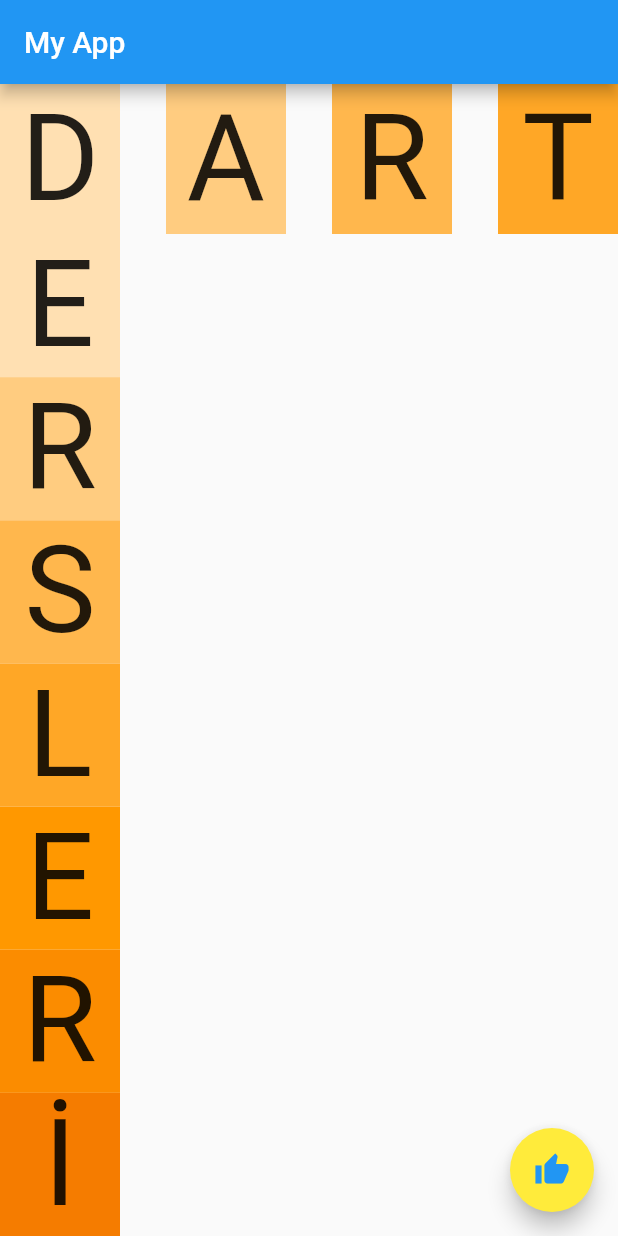
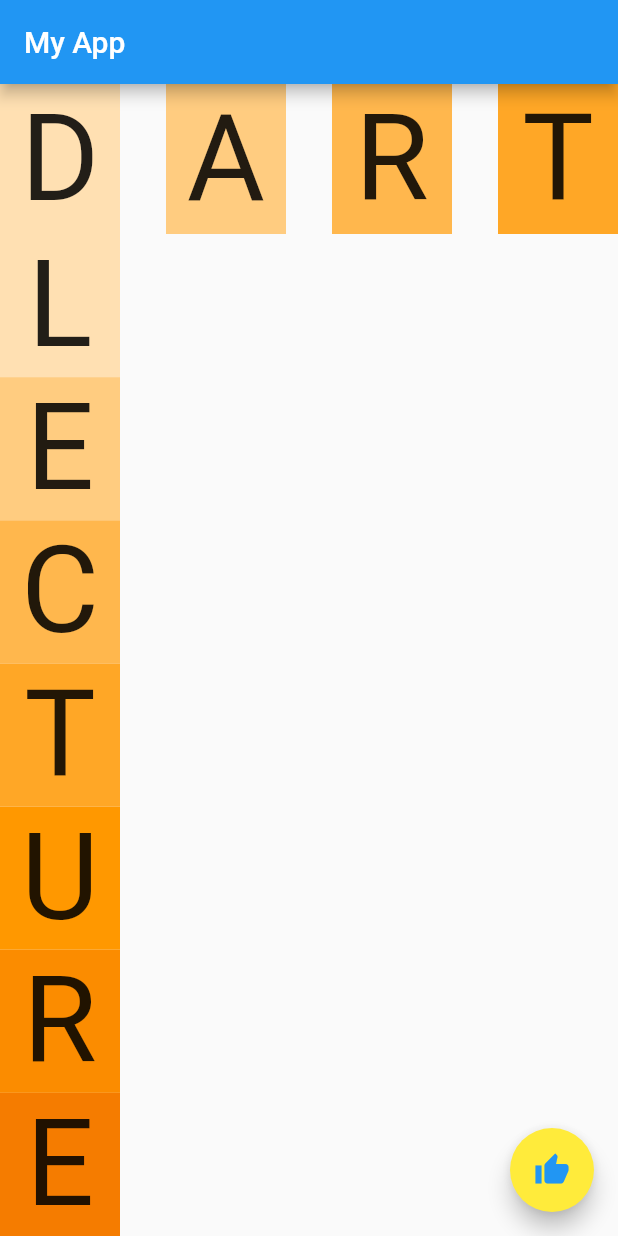
Before and after one commit to BunyaminYavuz/flutter_learningTime_apps, a Flutter app: the screen it shows after launch, on a phone screen of 412 x 824 dp. Run offline on Flutter 3.47's test engine with Material 2 defaults, Android fonts, the phone set to English and light mode, and no system bars; our stand-ins replace flutter_easyloading.

Commit message:
Flutter Learning Phase Apps

```diff
--- a/flutter_app_1/lib/main.dart
+++ b/flutter_app_1/lib/main.dart
@@ -52,13 +52,13 @@ class MyApp extends StatelessWidget {
             //mainAxisAlignment: MainAxisAlignment.start,
             crossAxisAlignment: CrossAxisAlignment.start,
             children: [
-              Text("E", style: TextStyle(fontSize: 40)),
-              Text("R", style: TextStyle(fontSize: 40)),
-              Text("S", style: TextStyle(fontSize: 40)),
               Text("L", style: TextStyle(fontSize: 40)),
               Text("E", style: TextStyle(fontSize: 40)),
+              Text("C", style: TextStyle(fontSize: 40)),
+              Text("T", style: TextStyle(fontSize: 40)),
+              Text("U", style: TextStyle(fontSize: 40)),
               Text("R", style: TextStyle(fontSize: 40)),
-              Text("İ", style: TextStyle(fontSize: 40)),
+              Text("E", style: TextStyle(fontSize: 40)),
             ],
           ),
         ],
@@ -71,7 +71,7 @@ class MyApp extends StatelessWidget {
       child: Container(
         padding: EdgeInsets.all(16),
         child: Text(
-          "Bünyamin",
+          "Bunyamin",
           style: TextStyle(fontSize: 50),
         ),
         decoration: BoxDecoration(
@@ -108,12 +108,12 @@ List<Widget> get containerss {
 
 List<Widget> get containerss2 {
   return [
-    Flexible(child: Container(width: 80, height: 100, color: Colors.orange.shade100,alignment: Alignment.center, child: Text("E", style: TextStyle(fontSize: 80)))),
-    Flexible(child: Container(width: 80, height: 100, color: Colors.orange.shade200,alignment: Alignment.center, child: Text("R", style: TextStyle(fontSize: 80)))),
-    Flexible(child: Container(width: 80, height: 100, color: Colors.orange.shade300,alignment: Alignment.center, child: Text("S", style: TextStyle(fontSize: 80)))),
-    Flexible(child: Container(width: 80, height: 100, color: Colors.orange.shade400,alignment: Alignment.center, child: Text("L", style: TextStyle(fontSize: 80)))),
-    Flexible(child: Container(width: 80, height: 100, color: Colors.orange.shade500,alignment: Alignment.center, child: Text("E", style: TextStyle(fontSize: 80)))),
+    Flexible(child: Container(width: 80, height: 100, color: Colors.orange.shade100,alignment: Alignment.center, child: Text("L", style: TextStyle(fontSize: 80)))),
+    Flexible(child: Container(width: 80, height: 100, color: Colors.orange.shade200,alignment: Alignment.center, child: Text("E", style: TextStyle(fontSize: 80)))),
+    Flexible(child: Container(width: 80, height: 100, color: Colors.orange.shade300,alignment: Alignment.center, child: Text("C", style: TextStyle(fontSize: 80)))),
+    Flexible(child: Container(width: 80, height: 100, color: Colors.orange.shade400,alignment: Alignment.center, child: Text("T", style: TextStyle(fontSize: 80)))),
+    Flexible(child: Container(width: 80, height: 100, color: Colors.orange.shade500,alignment: Alignment.center, child: Text("U", style: TextStyle(fontSize: 80)))),
     Flexible(child: Container(width: 80, height: 100, color: Colors.orange.shade600,alignment: Alignment.center, child: Text("R", style: TextStyle(fontSize: 80)))),
-    Flexible(child: Container(width: 80, height: 100, color: Colors.orange.shade700,alignment: Alignment.center, child: Text("İ", style: TextStyle(fontSize: 80)))),
+    Flexible(child: Container(width: 80, height: 100, color: Colors.orange.shade700,alignment: Alignment.center, child: Text("E", style: TextStyle(fontSize: 80)))),
   ];
 }
```
